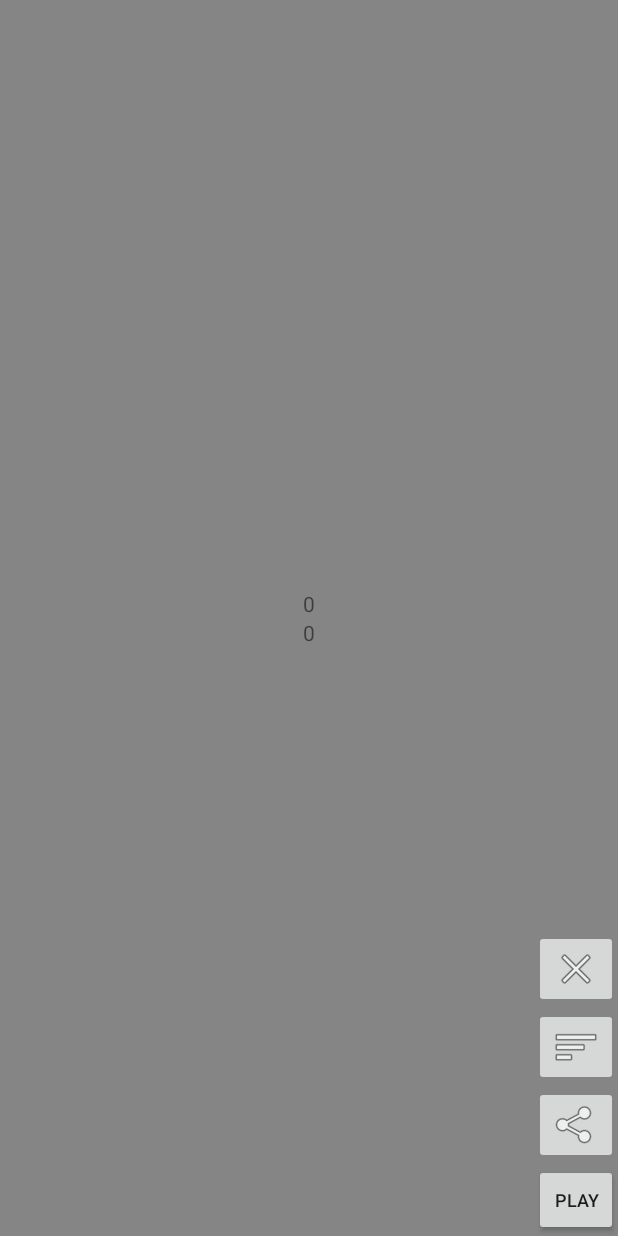
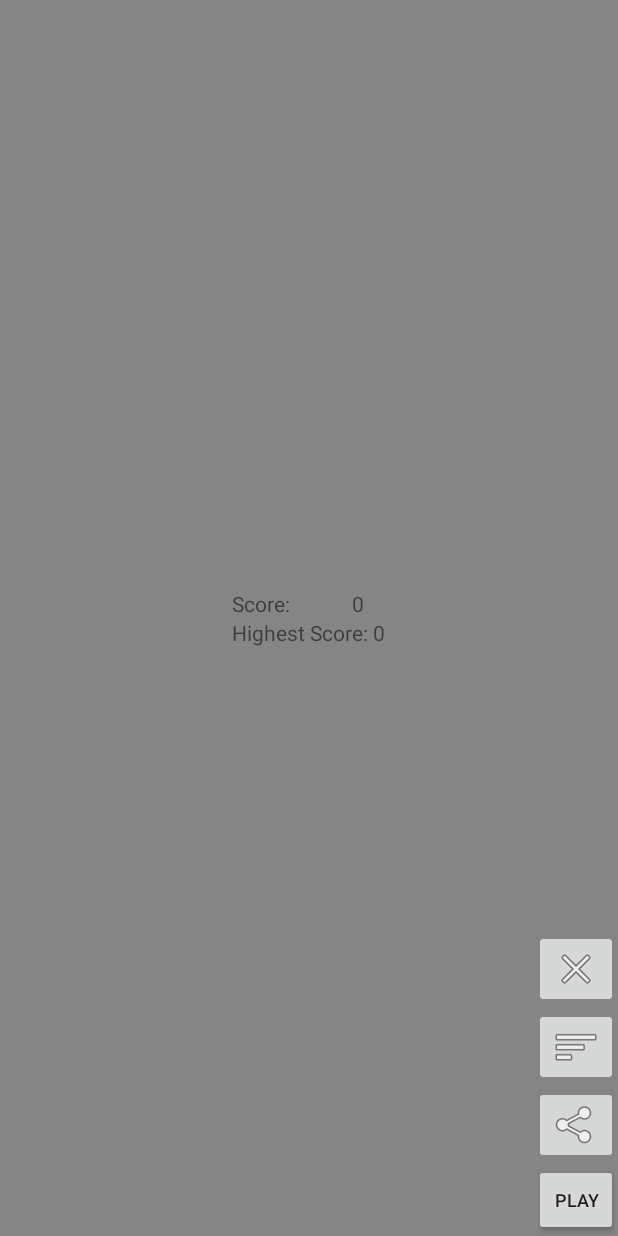
Before and after one commit to heffernan111/PopR, an Android app: the GameOver screen opened directly, with no data from a screen before it, on a phone screen of 412 x 824 dp. Run offline under Robolectric (Android 15) with nearby library versions, the phone set to English and light mode, and no system bars; our stand-ins replace Firebase (no records; nobody signed in at launch, a user with empty details on screens opened directly); 3 statements that could not run were skipped.

Commit message:
layout edit

```diff
--- a/app/src/main/res/layout/game_over.xml
+++ b/app/src/main/res/layout/game_over.xml
@@ -13,24 +13,50 @@
         android:layout_weight="1"
         android:orientation="vertical">
 
-        <TextView
-            android:id="@+id/playerbest_score"
+        <LinearLayout
             android:layout_width="match_parent"
             android:layout_height="match_parent"
             android:layout_weight="1"
-            android:gravity="center"
-            android:text="Your Top Score : 00"
-            android:textAlignment="textEnd" />
+            android:orientation="horizontal">
 
-        <TextView
-            android:id="@+id/player_score"
+            <TextView
+                android:id="@+id/score_text"
+                android:layout_width="wrap_content"
+                android:layout_height="wrap_content"
+                android:layout_weight="1"
+                android:text="Score:" />
+
+            <TextView
+                android:id="@+id/playerbest_score"
+                android:layout_width="wrap_content"
+                android:layout_height="wrap_content"
+                android:layout_weight="1"
+                android:gravity="center"
+                android:text="00" />
+        </LinearLayout>
+
+        <LinearLayout
             android:layout_width="match_parent"
             android:layout_height="match_parent"
-            android:layout_gravity="center"
             android:layout_weight="1"
-            android:text="Score:00"
-            android:textAlignment="textEnd"
-            tools:layout_editor_absoluteY="535dp" />
+            android:orientation="horizontal">
+
+            <TextView
+                android:id="@+id/textView2"
+                android:layout_width="wrap_content"
+                android:layout_height="wrap_content"
+                android:layout_weight="1"
+                android:text="Highest Score: " />
+
+            <TextView
+                android:id="@+id/player_score"
+                android:layout_width="wrap_content"
+                android:layout_height="wrap_content"
+                android:layout_gravity="center"
+                android:layout_weight="1"
+                android:text="00"
+                tools:layout_editor_absoluteY="535dp" />
+        </LinearLayout>
 
     </LinearLayout>
 
--- a/app/src/main/res/layout/score_board.xml
+++ b/app/src/main/res/layout/score_board.xml
@@ -1,8 +1,7 @@
 <?xml version="1.0" encoding="utf-8"?>
-<android.support.design.widget.CoordinatorLayout
-    xmlns:android="http://schemas.android.com/apk/res/android"
-    android:layout_width="match_parent"
-    android:layout_height="match_parent"
+<android.support.design.widget.CoordinatorLayout xmlns:android="http://schemas.android.com/apk/res/android"
+    android:layout_width="wrap_content"
+    android:layout_height="wrap_content"
 
     >
 
```
